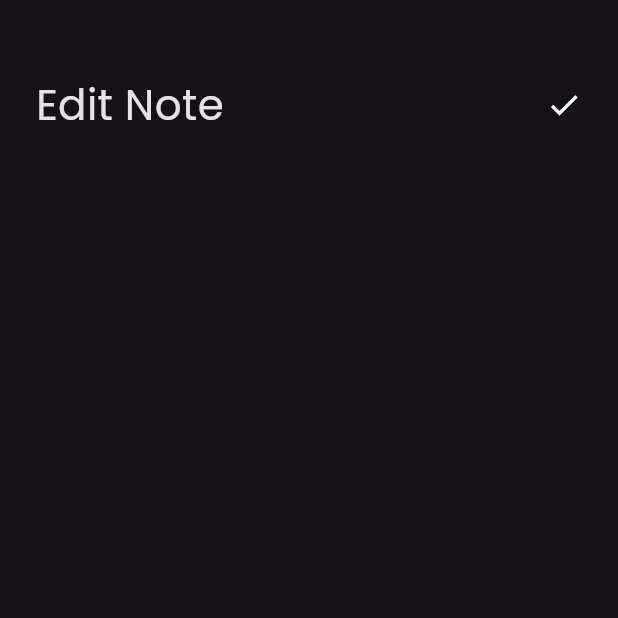
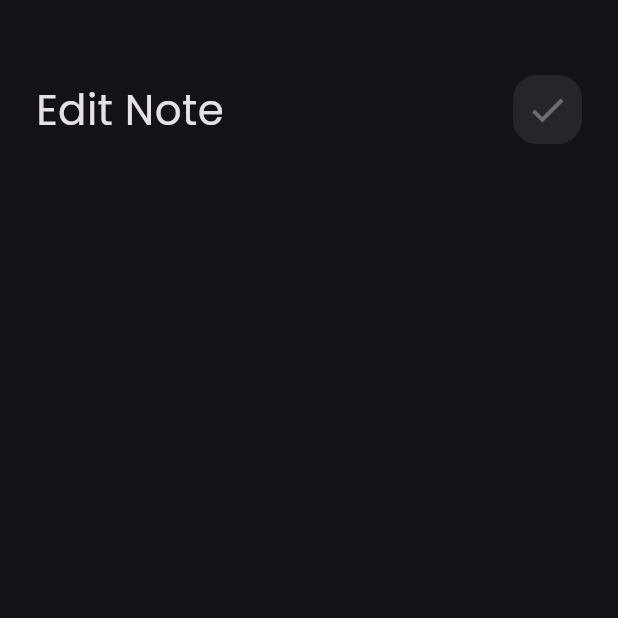
Before and after one commit to Bola30/Notes-Application, a Flutter app: the EditNoteView screen opened directly, on a phone screen of 412 x 824 dp, the top half of it. Run offline on Flutter 3.47's test engine with Material 3 defaults, Android fonts, the phone set to English and light mode, and no system bars.

Commit message:
Add Coustem AppBar To Edit Notes View

```diff
--- a/lib/views/Coustem_Appbar.dart
+++ b/lib/views/Coustem_Appbar.dart
@@ -1,4 +1,5 @@
 import 'package:flutter/material.dart';
+import 'package:notes_application/views/widgets/Coustem_Icon.dart';
 
 class CoustemAppBar extends StatelessWidget {
   const CoustemAppBar({super.key, required this.titel, required this.icon});
@@ -13,10 +14,10 @@ class CoustemAppBar extends StatelessWidget {
       children: [
         Text(
           titel,
-          style: TextStyle(fontSize: 28),
+          style: const TextStyle(fontSize: 28),
         ),
-        Spacer(),
-        Icon(icon),
+        const Spacer(),
+        CustomIcon(icon: icon),
       ],
     );
   }
--- a/lib/views/Edit_Note_View.dart
+++ b/lib/views/Edit_Note_View.dart
@@ -1,13 +1,24 @@
 import 'package:flutter/material.dart';
-import 'package:notes_application/views/widgets/Edit_Note_View_Body.dart';
+import 'package:notes_application/views/Coustem_Appbar.dart';
 
 class EditNoteView extends StatelessWidget {
   const EditNoteView({super.key});
 
   @override
   Widget build(BuildContext context) {
-    return Scaffold(
-      body: EditNoteViewBody(),
+    return const Scaffold(
+      body: Padding(
+        padding: EdgeInsets.symmetric(horizontal:24),
+        child: Column(children: [
+            SizedBox(
+              height: 50,
+            ),
+            CoustemAppBar(
+              titel: 'Edit Note',
+              icon: Icons.check,
+            ),
+          ],),
+      ),
     );
   }
 }
--- a/lib/views/widgets/Coustem_Icon.dart
+++ b/lib/views/widgets/Coustem_Icon.dart
@@ -1,8 +1,7 @@
 import 'package:flutter/material.dart';
 
 class CustomIcon extends StatelessWidget {
-  const CustomIcon({Key? key, required this.icon, this.onPressed})
-      : super(key: key);
+  const CustomIcon({super.key, required this.icon, this.onPressed});
 
   final void Function()? onPressed;
   final IconData icon;
@@ -12,7 +11,7 @@ class CustomIcon extends StatelessWidget {
       height: 46,
       width: 46,
       decoration: BoxDecoration(
-          color: Colors.white.withOpacity(.05),
+          color: Colors.white.withOpacity(.08),
           borderRadius: BorderRadius.circular(16)),
       child: IconButton(
         onPressed: onPressed,
--- a/lib/views/widgets/Coustem_Note_Item.dart
+++ b/lib/views/widgets/Coustem_Note_Item.dart
@@ -23,12 +23,12 @@ class NoteItem extends StatelessWidget {
             children: [
               ListTile(
                 title: const Text(
-                  "Flutter Tips",
+                  "Flutter",
                   style: TextStyle(color: Colors.black, fontSize: 26),
                 ),
                 subtitle:  Padding(
                   padding: const EdgeInsets.only(top: 16 , bottom: 16) ,
-                  child: Text("Build Your Career With Bola Nady",
+                  child: Text("It is an example of explaining the title. ",
                       style: TextStyle(color: Colors.black.withOpacity(0.5), fontSize: 18)),
                 ),
                 trailing: IconButton(
```
